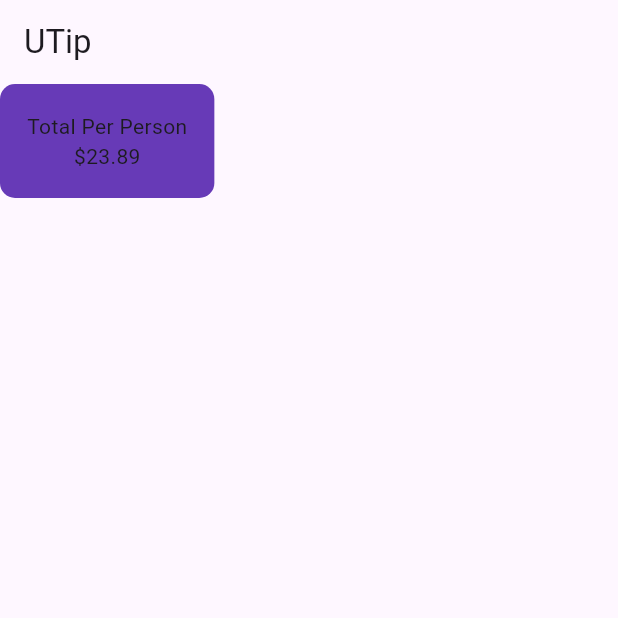
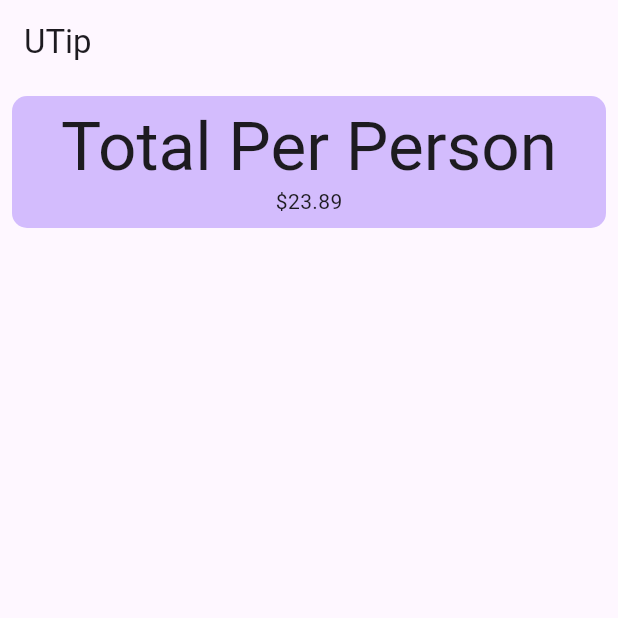
Before and after one commit to anathayna/flutter-bootcamp, a Flutter app: the screen it shows after launch, on a phone screen of 412 x 824 dp, the top half of it. Run offline on Flutter 3.47's test engine with Material 3 defaults, Android fonts, the phone set to English and light mode, and no system bars.

Commit message:
:open_book: study(flutter): add theme

```diff
--- a/utip/lib/main.dart
+++ b/utip/lib/main.dart
@@ -36,18 +36,23 @@ class _UTipState extends State<UTip> {
         centerTitle: false,
       ),
       body: Column(
+        crossAxisAlignment: CrossAxisAlignment.stretch,
         children: [
-          Container(
-            padding: const EdgeInsets.all(18),
+          Padding(
+            padding: const EdgeInsets.all(8.0),
+            child: Container(
+              padding: const EdgeInsets.all(8),
               decoration: BoxDecoration(
-              color: Colors.deepPurple,
+                color: Theme.of(context).colorScheme.inversePrimary,
                 borderRadius: BorderRadius.circular(10.0),
               ),
-            child: const Column(
+              child: Column(
                 children: [
-                Text('Total Per Person'),
+                  Text('Total Per Person',
+                  style: Theme.of(context).textTheme.displayMedium),
                   Text('\$23.89'),
                 ],
+              ),
             ),
           ),
         ],
```
Lines whose indentation alone changed are shown as unchanged.
